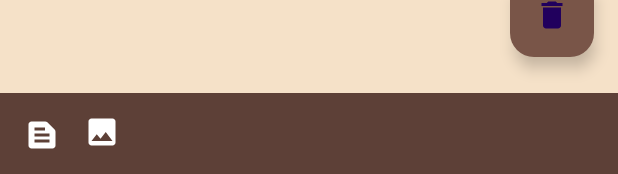
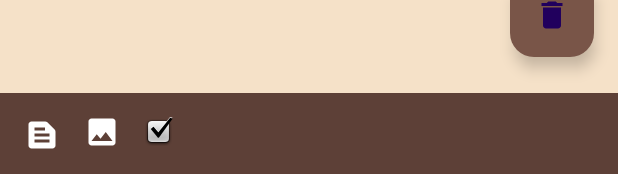
Before and after one commit to shreyash1224/Clarity, an Android app: the layout activity_diary_page.xml on its own in the app's theme, with its tools: preview values and no code run, on a phone screen of 412 x 824 dp. Shown: the part 1059-1233 px from the top of the screen. Run offline under Robolectric (Android 15) with nearby library versions, the phone set to English and light mode, and no system bars.

Commit message:
Safe commit. Can insert taskId into Resources table. -> Designing UI For the task

```diff
--- a/app/src/main/res/layout/activity_diary_page.xml
+++ b/app/src/main/res/layout/activity_diary_page.xml
@@ -90,6 +90,16 @@
             android:padding="8dp"
             android:src="@drawable/ic_images" />
 
+        <ImageButton
+            android:id="@+id/ibDpaAddTaskButton"
+            android:layout_width="wrap_content"
+            android:layout_height="35dp"
+            android:background="?attr/selectableItemBackgroundBorderless"
+            android:contentDescription="Resource Task"
+            android:onClick="onResourceTaskClick"
+            android:padding="8dp"
+            android:src="@android:drawable/checkbox_on_background" />
+
 
     </LinearLayout>
 
```
Also changed, not shown: app/src/main/java/com/example/clarity/DiaryDatabaseHelper.java (+78 -15 lines), app/src/main/java/com/example/clarity/DiaryPageActivity.java (+15 -7 lines).
